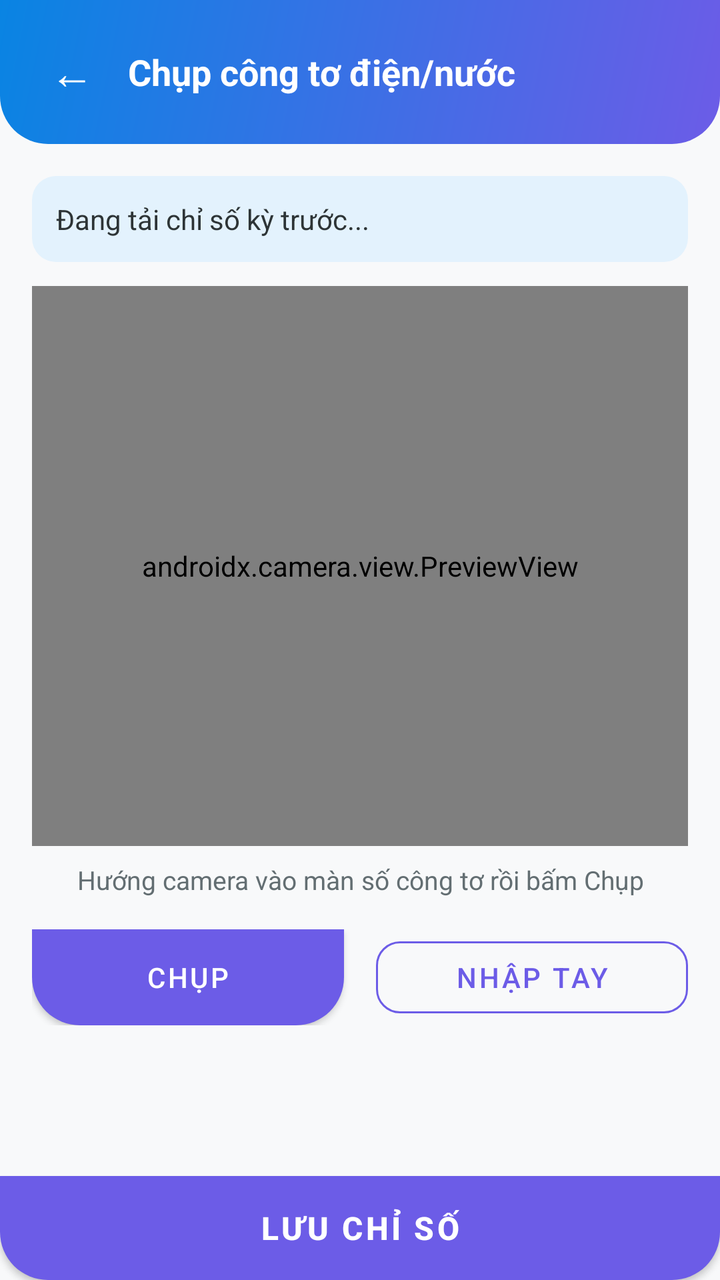
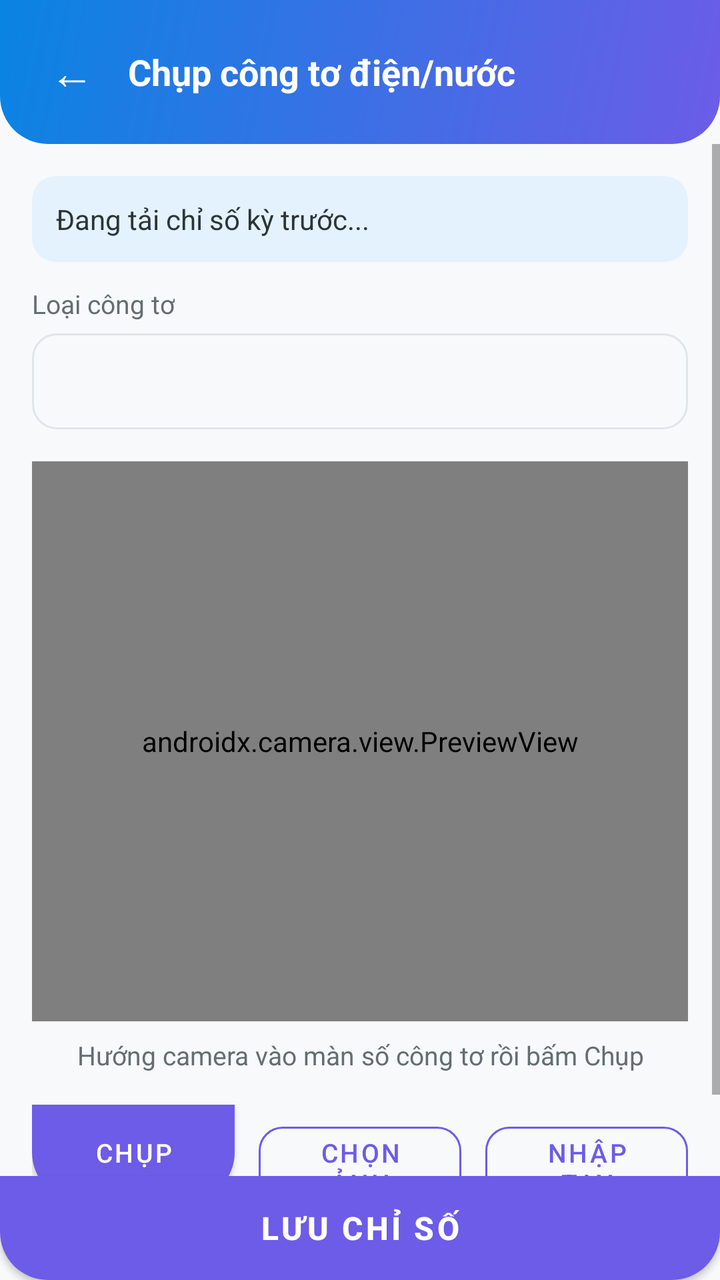

An Android layout rendered at two revisions. The XML below is the earlier revision; the diff shows what the commit changed to produce the second picture.
<!-- AndroidManifest.xml: application theme Theme.SmartBoarding -->
<!-- res/layout/activity_meter_reading.xml -->
<?xml version="1.0" encoding="utf-8"?>
<LinearLayout xmlns:android="http://schemas.android.com/apk/res/android"
    xmlns:app="http://schemas.android.com/apk/res-auto"
    android:layout_width="match_parent"
    android:layout_height="match_parent"
    android:background="@color/bg_light"
    android:orientation="vertical">

    
    <LinearLayout
        android:layout_width="match_parent"
        android:layout_height="wrap_content"
        android:background="@drawable/gradient_header"
        android:gravity="center_vertical"
        android:orientation="horizontal"
        android:padding="16dp"
        android:paddingTop="40dp">

        <TextView
            android:id="@+id/btnBack"
            android:layout_width="40dp"
            android:layout_height="40dp"
            android:gravity="center"
            android:text="←"
            android:textColor="@color/white"
            android:textSize="22sp" />

        <TextView
            android:layout_width="0dp"
            android:layout_height="wrap_content"
            android:layout_marginStart="8dp"
            android:layout_weight="1"
            android:text="Chụp công tơ điện/nước"
            android:textColor="@color/white"
            android:textSize="18sp"
            android:textStyle="bold" />
    </LinearLayout>

    
    <ScrollView
        android:layout_width="match_parent"
        android:layout_height="0dp"
        android:layout_weight="1">

        <LinearLayout
            android:layout_width="match_parent"
            android:layout_height="wrap_content"
            android:orientation="vertical"
            android:padding="16dp">

            
            <TextView
                android:id="@+id/tvPreviousReading"
                android:layout_width="match_parent"
                android:layout_height="wrap_content"
                android:background="@drawable/bg_info_card"
                android:padding="12dp"
                android:layout_marginBottom="12dp"
                android:text="Đang tải chỉ số kỳ trước..."
                android:textColor="@color/text_primary"
                android:textSize="14sp" />

            
            <LinearLayout
                android:id="@+id/layoutAlreadySubmitted"
                android:layout_width="match_parent"
                android:layout_height="wrap_content"
                android:background="@drawable/bg_warning_card"
                android:layout_marginBottom="12dp"
                android:orientation="vertical"
                android:padding="12dp"
                android:visibility="gone">

                <TextView
                    android:id="@+id/tvAlreadySubmitted"
                    android:layout_width="match_parent"
                    android:layout_height="wrap_content"
                    android:textColor="@color/warning_text"
                    android:textSize="13sp" />
            </LinearLayout>

            
            <LinearLayout
                android:id="@+id/layoutCamera"
                android:layout_width="match_parent"
                android:layout_height="wrap_content"
                android:orientation="vertical"
                android:layout_marginBottom="16dp"
                android:visibility="visible">

                <androidx.camera.view.PreviewView
                    android:id="@+id/previewView"
                    android:layout_width="match_parent"
                    android:layout_height="280dp"
                    android:background="#000000" />

                <ImageView
                    android:id="@+id/ivCaptured"
                    android:layout_width="match_parent"
                    android:layout_height="200dp"
                    android:layout_marginTop="8dp"
                    android:scaleType="centerCrop"
                    android:visibility="gone" />

                
                <TextView
                    android:id="@+id/tvOcrResult"
                    android:layout_width="match_parent"
                    android:layout_height="wrap_content"
                    android:gravity="center"
                    android:padding="8dp"
                    android:text="Hướng camera vào màn số công tơ rồi bấm Chụp"
                    android:textColor="@color/text_secondary"
                    android:textSize="13sp" />

                <LinearLayout
                    android:layout_width="match_parent"
                    android:layout_height="wrap_content"
                    android:layout_marginTop="8dp"
                    android:orientation="horizontal">

                    <Button
                        android:id="@+id/btnCapture"
                        android:layout_width="0dp"
                        android:layout_height="48dp"
                        android:layout_marginEnd="8dp"
                        android:layout_weight="1"
                        android:background="@drawable/gradient_button"
                        android:text="Chụp"
                        android:textColor="@color/white" />

                    <Button
                        android:id="@+id/btnManual"
                        android:layout_width="0dp"
                        android:layout_height="48dp"
                        android:layout_marginStart="8dp"
                        android:layout_weight="1"
                        android:text="Nhập tay"
                        style="@style/Widget.SmartBoarding.Button.Outlined" />
                </LinearLayout>
            </LinearLayout>

            
            <LinearLayout
                android:id="@+id/layoutManual"
                android:layout_width="match_parent"
                android:layout_height="wrap_content"
                android:orientation="vertical"
                android:visibility="gone">

                <androidx.cardview.widget.CardView
                    android:layout_width="match_parent"
                    android:layout_height="wrap_content"
                    android:layout_marginBottom="16dp"
                    app:cardCornerRadius="16dp"
                    app:cardElevation="2dp">

                    <LinearLayout
                        android:layout_width="match_parent"
                        android:layout_height="wrap_content"
                        android:orientation="vertical"
                        android:padding="20dp">

                        
                        <ImageView
                            android:id="@+id/ivCapturedInForm"
                            android:layout_width="match_parent"
                            android:layout_height="160dp"
                            android:layout_marginBottom="12dp"
                            android:scaleType="centerCrop"
                            android:visibility="gone" />

                        
                        <TextView
                            android:id="@+id/tvOcrResultForm"
                            android:layout_width="match_parent"
                            android:layout_height="wrap_content"
                            android:layout_marginBottom="12dp"
                            android:padding="8dp"
                            android:background="@drawable/bg_info_card"
                            android:text=""
                            android:textColor="@color/text_secondary"
                            android:textSize="13sp"
                            android:visibility="gone" />

                        <TextView
                            android:layout_width="wrap_content"
                            android:layout_height="wrap_content"
                            android:layout_marginBottom="6dp"
                            android:text="Loại công tơ"
                            android:textColor="@color/text_secondary"
                            android:textSize="13sp" />

                        <Spinner
                            android:id="@+id/spinnerType"
                            android:layout_width="match_parent"
                            android:layout_height="48dp"
                            android:layout_marginBottom="16dp"
                            android:background="@drawable/bg_input"
                            android:paddingHorizontal="12dp" />

                        
                        <com.google.android.material.textfield.TextInputLayout
                            android:layout_width="match_parent"
                            android:layout_height="wrap_content"
                            android:layout_marginBottom="4dp"
                            android:hint="Chỉ số hiện tại (kWh / m³)"
                            style="@style/Widget.MaterialComponents.TextInputLayout.OutlinedBox.Dense">

                            <com.google.android.material.textfield.TextInputEditText
                                android:id="@+id/etCurrentReading"
                                android:layout_width="match_parent"
                                android:layout_height="wrap_content"
                                android:inputType="numberDecimal" />
                        </com.google.android.material.textfield.TextInputLayout>

                        
                        <TextView
                            android:layout_width="match_parent"
                            android:layout_height="wrap_content"
                            android:layout_marginBottom="8dp"
                            android:text="⚠ Kiểm tra lại số trên công tơ và chỉnh sửa nếu Gemini đọc sai"
                            android:textColor="@color/text_secondary"
                            android:textSize="12sp" />

                        
                        <Button
                            android:id="@+id/btnRetake"
                            android:layout_width="wrap_content"
                            android:layout_height="36dp"
                            android:layout_gravity="end"
                            android:text="📷 Chụp lại"
                            android:textSize="12sp"
                            style="@style/Widget.SmartBoarding.Button.Outlined"
                            android:onClick="onRetakeClicked" />

                    </LinearLayout>
                </androidx.cardview.widget.CardView>
            </LinearLayout>

            <ProgressBar
                android:id="@+id/progressBar"
                android:layout_width="wrap_content"
                android:layout_height="wrap_content"
                android:layout_gravity="center"
                android:visibility="gone" />

        </LinearLayout>
    </ScrollView>

    
    <Button
        android:id="@+id/btnSubmit"
        android:layout_width="match_parent"
        android:layout_height="52dp"
        android:background="@drawable/gradient_button"
        android:text="Lưu chỉ số"
        android:textColor="@color/white"
        android:textSize="16sp"
        android:textStyle="bold" />

</LinearLayout>
<!-- resources referenced by this layout -->
<resources>
  <color name="bg_light">#F8F9FA</color>
  <color name="text_primary">#2D3436</color>
  <color name="text_secondary">#636E72</color>
  <color name="warning_text">#E65100</color>
  <color name="white">#FFFFFF</color>
  <!-- drawable bg_info_card (drawable) -->
  <?xml version="1.0" encoding="utf-8"?>
  <shape xmlns:android="http://schemas.android.com/apk/res/android">
      <solid android:color="#E3F2FD" />
      <corners android:radius="12dp" />
  </shape>
  <!-- drawable bg_input (drawable) -->
  <?xml version="1.0" encoding="utf-8"?>
  <shape xmlns:android="http://schemas.android.com/apk/res/android">
      <solid android:color="#F8F9FA"/>
      <stroke
          android:width="1dp"
          android:color="#DFE6E9"/>
      <corners android:radius="12dp"/>
  </shape>
  <!-- drawable bg_warning_card (drawable) -->
  <?xml version="1.0" encoding="utf-8"?>
  <shape xmlns:android="http://schemas.android.com/apk/res/android">
      <solid android:color="#FFF3E0" />
      <corners android:radius="12dp" />
  </shape>
  <!-- drawable gradient_button (drawable) -->
  <?xml version="1.0" encoding="utf-8"?>
  <shape xmlns:android="http://schemas.android.com/apk/res/android">
      <gradient
          android:startColor="#6C5CE7"
          android:endColor="#0984E3"
          android:angle="135"
          android:type="linear"/>
      <corners android:bottomLeftRadius="24dp" android:bottomRightRadius="24dp"/>
  </shape>
  <!-- drawable gradient_header (drawable) -->
  <?xml version="1.0" encoding="utf-8"?>
  <shape xmlns:android="http://schemas.android.com/apk/res/android">
      <gradient
          android:startColor="#6C5CE7"
          android:endColor="#0984E3"
          android:angle="135"
          android:type="linear"/>
      <corners android:bottomLeftRadius="24dp" android:bottomRightRadius="24dp"/>
  </shape>
  <style name="Widget.SmartBoarding.Button.Outlined" parent="Widget.MaterialComponents.Button.OutlinedButton">
          <item name="strokeColor">#6C5CE7</item>
          <item name="android:textColor">#6C5CE7</item>
          <item name="cornerRadius">12dp</item>
      </style>
  <style name="Theme.SmartBoarding" parent="Theme.MaterialComponents.Light.NoActionBar">
          <item name="colorPrimary">#6C5CE7</item>
          <item name="colorPrimaryVariant">#5A4BD1</item>
          <item name="colorOnPrimary">#FFFFFF</item>
          <item name="colorSecondary">#0984E3</item>
          <item name="colorOnSecondary">#FFFFFF</item>
          <item name="android:statusBarColor">#5A4BD1</item>
          <item name="android:windowBackground">#F8F9FA</item>
      </style>
</resources>

<!-- the commit's change to res/layout/activity_meter_reading.xml (unified diff, before → after) -->
@@ -80,6 +80,23 @@
             </LinearLayout>
 
             
+            <TextView
+                android:layout_width="wrap_content"
+                android:layout_height="wrap_content"
+                android:layout_marginBottom="6dp"
+                android:text="Loại công tơ"
+                android:textColor="@color/text_secondary"
+                android:textSize="13sp" />
+
+            <Spinner
+                android:id="@+id/spinnerType"
+                android:layout_width="match_parent"
+                android:layout_height="48dp"
+                android:layout_marginBottom="16dp"
+                android:background="@drawable/bg_input"
+                android:paddingHorizontal="12dp" />
+
+            
             <LinearLayout
                 android:id="@+id/layoutCamera"
                 android:layout_width="match_parent"
@@ -123,19 +140,31 @@
                         android:id="@+id/btnCapture"
                         android:layout_width="0dp"
                         android:layout_height="48dp"
-                        android:layout_marginEnd="8dp"
+                        android:layout_marginEnd="6dp"
                         android:layout_weight="1"
                         android:background="@drawable/gradient_button"
                         android:text="Chụp"
-                        android:textColor="@color/white" />
+                        android:textColor="@color/white"
+                        android:textSize="13sp" />
+
+                    <Button
+                        android:id="@+id/btnPickImage"
+                        android:layout_width="0dp"
+                        android:layout_height="48dp"
+                        android:layout_marginHorizontal="6dp"
+                        android:layout_weight="1"
+                        android:text="Chọn ảnh"
+                        android:textSize="13sp"
+                        style="@style/Widget.SmartBoarding.Button.Outlined" />
 
                     <Button
                         android:id="@+id/btnManual"
                         android:layout_width="0dp"
                         android:layout_height="48dp"
-                        android:layout_marginStart="8dp"
+                        android:layout_marginStart="6dp"
                         android:layout_weight="1"
                         android:text="Nhập tay"
+                        android:textSize="13sp"
                         style="@style/Widget.SmartBoarding.Button.Outlined" />
                 </LinearLayout>
             </LinearLayout>
@@ -182,22 +211,6 @@
                             android:textColor="@color/text_secondary"
                             android:textSize="13sp"
                             android:visibility="gone" />
-
-                        <TextView
-                            android:layout_width="wrap_content"
-                            android:layout_height="wrap_content"
-                            android:layout_marginBottom="6dp"
-                            android:text="Loại công tơ"
-                            android:textColor="@color/text_secondary"
-                            android:textSize="13sp" />
-
-                        <Spinner
-                            android:id="@+id/spinnerType"
-                            android:layout_width="match_parent"
-                            android:layout_height="48dp"
-                            android:layout_marginBottom="16dp"
-                            android:background="@drawable/bg_input"
-                            android:paddingHorizontal="12dp" />
 
                         
                         <com.google.android.material.textfield.TextInputLayout
